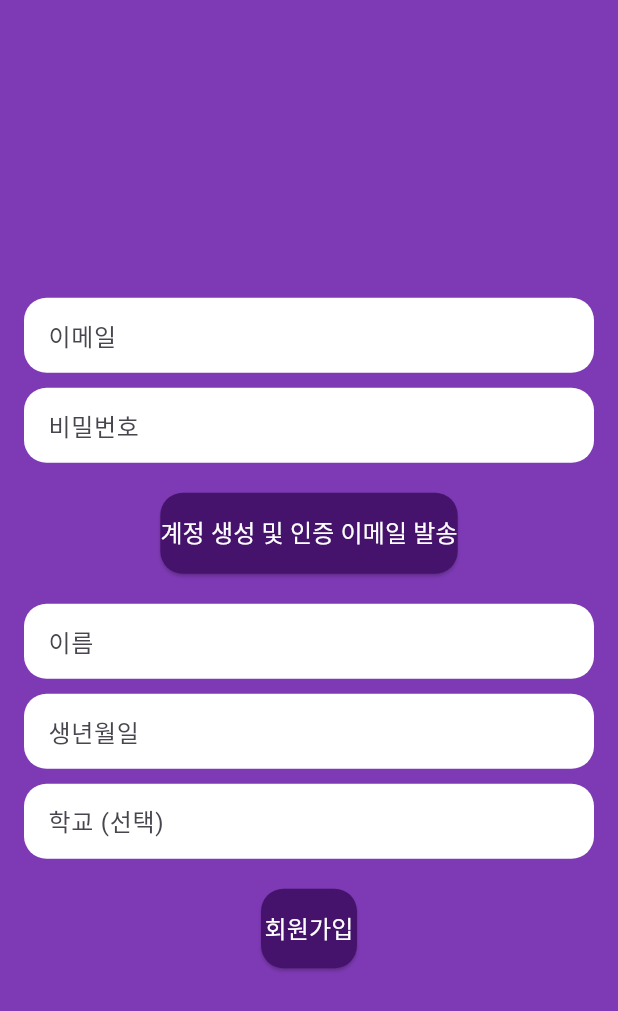
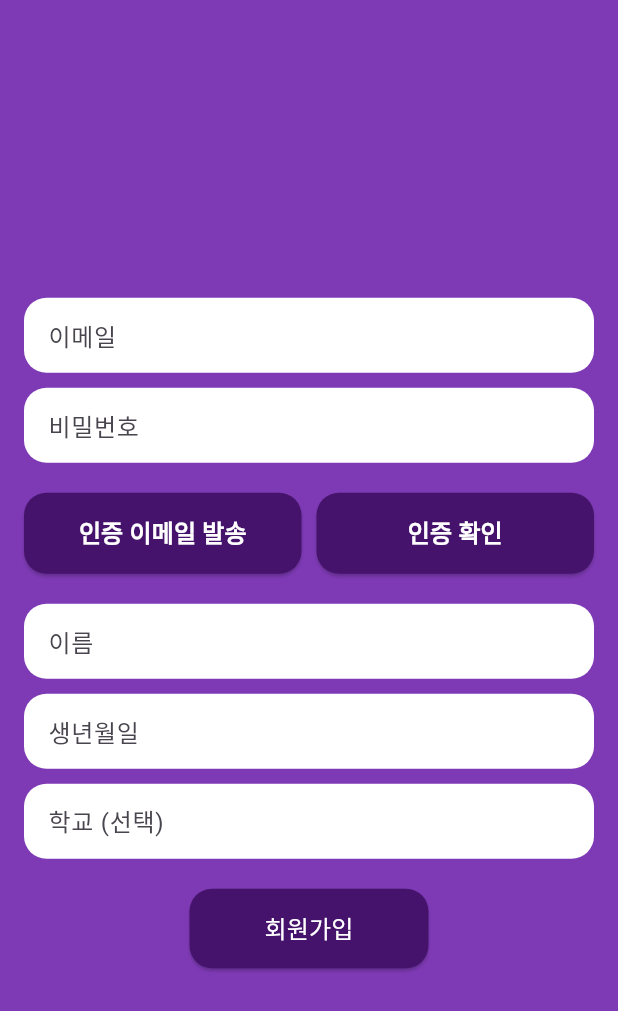
Before and after one commit to Mobile-Programming-Quiz/FrontEnd, a Flutter app: the SignupPage screen opened directly, on a phone screen of 412 x 824 dp. Shown: the top 1011 px of the screen. Run offline on Flutter 3.47's test engine with Material 3 defaults, Android fonts, the light colour scheme and no system bars; our stand-ins replace cloud_firestore, firebase_auth, firebase_core, flutter_swiper_null_safety, font_awesome_flutter, lottie; accounts and stored records are empty; project files that could hold a hidden picture were left out.

Commit message:
FEAT: 회원가입 페이지 -> 버튼 스타일 수정 및 인증 확인 버튼 추가

```diff
--- a/lib/screen/sign_up.dart
+++ b/lib/screen/sign_up.dart
@@ -774,6 +774,26 @@ class SignupPage extends StatelessWidget {
     }
   }
 
+  // 이메일 인증 확인 함수
+  Future<void> checkEmailVerified(BuildContext context) async {
+    User? user = FirebaseAuth.instance.currentUser;
+
+    if (user != null) {
+      await user.reload(); // 사용자 정보를 새로고침
+      isEmailVerified = user.emailVerified; // 이메일 인증 상태 업데이트
+
+      if (isEmailVerified) {
+        ScaffoldMessenger.of(context).showSnackBar(
+          const SnackBar(content: Text('이메일 인증이 완료되었습니다.')),
+        );
+      } else {
+        ScaffoldMessenger.of(context).showSnackBar(
+          const SnackBar(content: Text('이메일 인증이 아직 완료되지 않았습니다.')),
+        );
+      }
+    }
+  }
+
   Future<void> saveUserData(BuildContext context) async {
     if (user == null) {
       ScaffoldMessenger.of(context).showSnackBar(
@@ -852,19 +872,66 @@ class SignupPage extends StatelessWidget {
                 obscureText: true,
               ),
               const SizedBox(height: 20),
-              ElevatedButton(
+              // ElevatedButton(
+              //   onPressed: () => createAccountAndSendVerification(context),
+              //   style: ElevatedButton.styleFrom(
+              //     backgroundColor: const Color(0xFF45136C),
+              //     padding: const EdgeInsets.symmetric(vertical: 15),
+              //     shape: RoundedRectangleBorder(
+              //       borderRadius: BorderRadius.circular(15),
+              //     ),
+              //   ),
+              //   child: const Text(
+              //     '계정 생성 및 인증 이메일 발송',
+              //     style: TextStyle(color: Colors.white, fontSize: 16),
+              //   ),
+              // ),
+
+                      Row(
+                        mainAxisAlignment: MainAxisAlignment.spaceBetween,
+                        children: [
+                          Expanded(
+                            child: ElevatedButton(
                               onPressed: () => createAccountAndSendVerification(context),
                               style: ElevatedButton.styleFrom(
                                 backgroundColor: const Color(0xFF45136C),
-                  padding: const EdgeInsets.symmetric(vertical: 15),
+                                padding: EdgeInsets.symmetric(vertical: 15),
                                 shape: RoundedRectangleBorder(
                                   borderRadius: BorderRadius.circular(15),
                                 ),
                               ),
                               child: const Text(
-                  '계정 생성 및 인증 이메일 발송',
-                  style: TextStyle(color: Colors.white, fontSize: 16),
+                                '인증 이메일 발송',
+                                style: TextStyle(
+                                  color: Colors.white,
+                                  fontWeight: FontWeight.bold,
+                                  fontSize: 16,
                                 ),
+                              ),
+                            ),
+                          ),
+                          SizedBox(width: 10), // 버튼 간 간격 추가
+                          Expanded(
+                            child: ElevatedButton(
+                              onPressed: () async => await checkEmailVerified(context),
+                              style: ElevatedButton.styleFrom(
+                                backgroundColor: const Color(0xFF45136C),
+                                padding: EdgeInsets.symmetric(vertical: 15),
+                                shape: RoundedRectangleBorder(
+                                  borderRadius: BorderRadius.circular(15),
+                                ),
+                              ),
+                              child: const Text(
+                                '인증 확인',
+                                style: TextStyle(
+                                  color: Colors.white,
+                                  fontWeight: FontWeight.bold,
+                                  fontSize: 16,
+                                ),
+                              ),
+                            ),
+                          ),
+                        ],
                       ),
               const SizedBox(height: 20),
               CustomTextField(
@@ -895,7 +962,7 @@ class SignupPage extends StatelessWidget {
                 onPressed: () => saveUserData(context),
                 style: ElevatedButton.styleFrom(
                     backgroundColor: const Color(0xFF45136C),
-                  padding: const EdgeInsets.symmetric(vertical: 15),
+                    padding: EdgeInsets.symmetric(horizontal: 50, vertical: 15),
                     shape: RoundedRectangleBorder(
                       borderRadius: BorderRadius.circular(15),
                     ),
```
Lines whose indentation alone changed are shown as unchanged.
